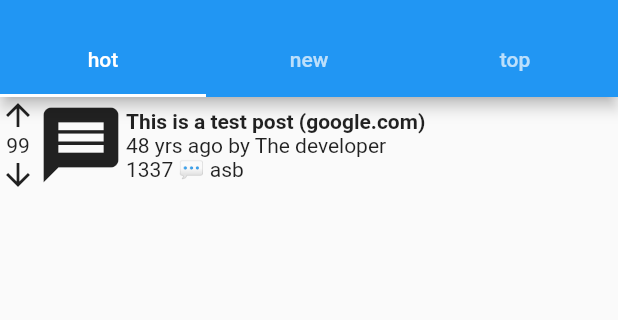
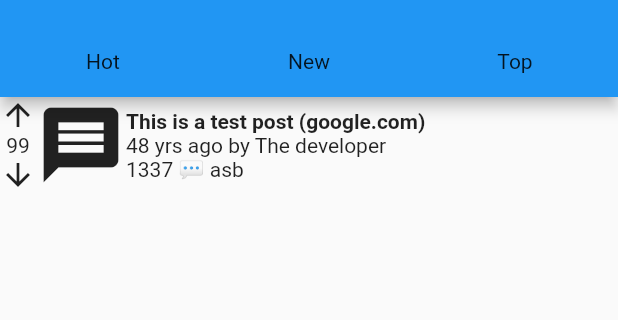
Before and after one commit to munro98/RedditOnFlutter, a Flutter app: the screen it shows after launch, on a phone screen of 412 x 824 dp, the part 59-379 px from its top. Run offline on Flutter 3.47's test engine with Material 2 defaults, Android fonts, the phone set to English and light mode, and no system bars; our stand-ins replace shared_preferences.

Commit message:
Changed to custom app bar.

```diff
--- a/lib/main.dart
+++ b/lib/main.dart
@@ -10,7 +10,6 @@ import 'Utils.dart';
 
 TODO
 
-use just on material app and scoffhold for all routes comment route
 load thumbnails for links
 load nested comments
 save subreddits in prefs
@@ -50,7 +49,7 @@ class CategoryRoute extends StatefulWidget {
 
 class _CategoryRouteState extends State<CategoryRoute> {
   final api = Api();
-  var _posts = <Link>[];
+  List<Link> _posts = <Link>[];
 
   Choice _selectedChoice = choices[0]; // The app's "state".
 
@@ -92,7 +91,6 @@ class _CategoryRouteState extends State<CategoryRoute> {
   @override
   Widget build(BuildContext context) {
     return new DefaultTabController(
-
         length: 3,
         child: new Scaffold(
       drawer: new Drawer(
@@ -124,13 +122,27 @@ class _CategoryRouteState extends State<CategoryRoute> {
       appBar:
           new AppBar(
               title: const Text('Reddit on Flutter'),
-              bottom: new TabBar(
+              bottom: new PreferredSize(
+                preferredSize: const Size.fromHeight(48.0),
+                child: new Theme(
+                  data: Theme.of(context).copyWith(accentColor: Colors.white),
+                  child: new Container(
+                    height: 48.0,
+                    alignment: Alignment.center,
+                    child:
+                    Row(
+                      crossAxisAlignment: CrossAxisAlignment.center,
+                      children: <Widget>[
+                        new Expanded( child: InkWell ( child: Center(child: Text('Hot'),))),
+                        new Expanded( child: InkWell ( child: Center(child: Text('New'),))),
+                        new Expanded( child: InkWell ( child: Center(child: Text('Top'),))),
 
-                tabs: [
-                  new Tab(text: 'hot',),
-                  new Tab(text: 'new'),
-                  new Tab(text: 'top'),
-                ],
+                      ],
+                    )
+
+                    ,
+                  ),
+                ),
               ),
               actions: <Widget>[
         new IconButton(
```
